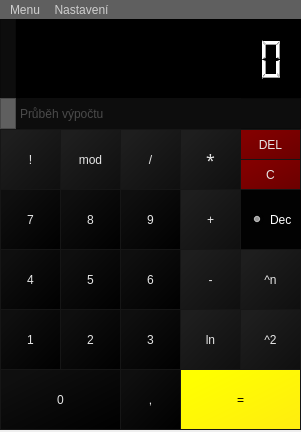
The window that mainwindow.ui (Lambdacorp/ivs-proj2) describes before a commit, drawn with Qt 5.
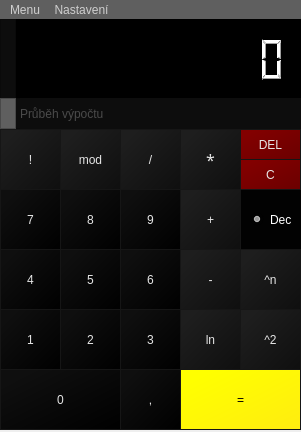
The same window after the commit. Icons and pictures are not drawn.

Patch:
```diff
--- a/mainwindow.ui
+++ b/mainwindow.ui
@@ -16,6 +16,18 @@
     <verstretch>0</verstretch>
    </sizepolicy>
   </property>
+  <property name="minimumSize">
+   <size>
+    <width>301</width>
+    <height>432</height>
+   </size>
+  </property>
+  <property name="maximumSize">
+   <size>
+    <width>301</width>
+    <height>432</height>
+   </size>
+  </property>
   <property name="windowTitle">
    <string>MainWindow</string>
   </property>
@@ -35,9 +47,9 @@
     </property>
     <property name="geometry">
      <rect>
-      <x>20</x>
+      <x>10</x>
       <y>0</y>
-      <width>271</width>
+      <width>281</width>
       <height>81</height>
      </rect>
     </property>
@@ -795,7 +807,7 @@
       <rect>
        <x>250</x>
        <y>80</y>
-       <width>41</width>
+       <width>51</width>
        <height>21</height>
       </rect>
      </property>
@@ -1431,7 +1443,7 @@
       <rect>
        <x>20</x>
        <y>0</y>
-       <width>221</width>
+       <width>281</width>
        <height>31</height>
       </rect>
      </property>
```
Left out of the diff: 37 changed lines with no effect on the pictures.
